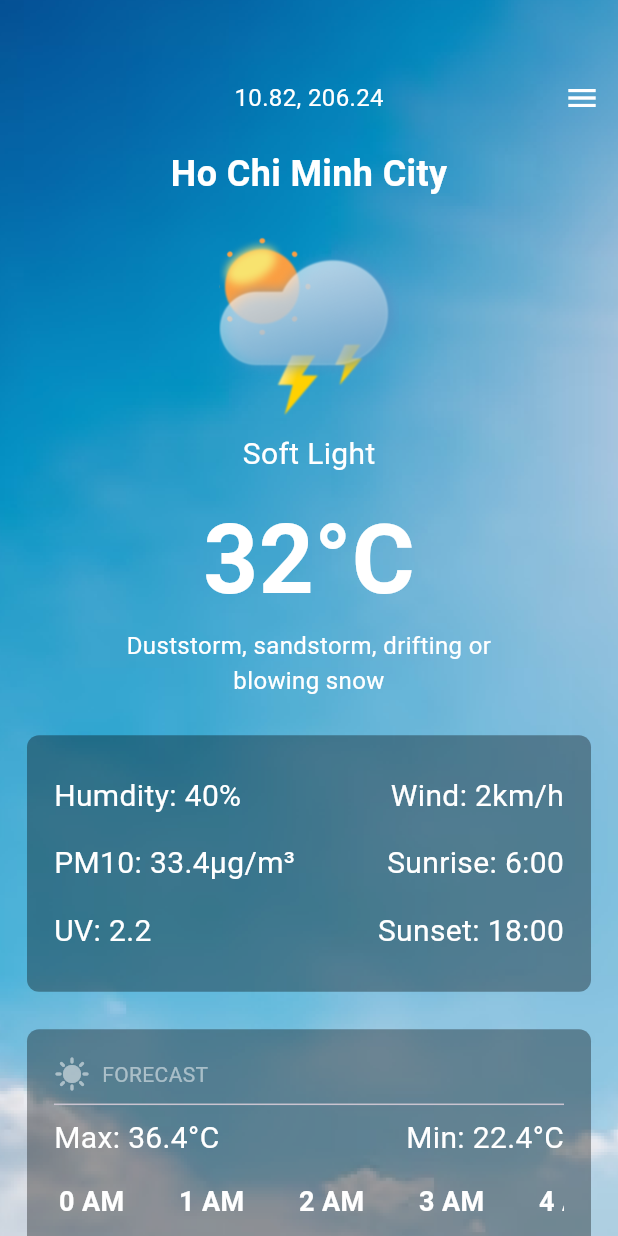
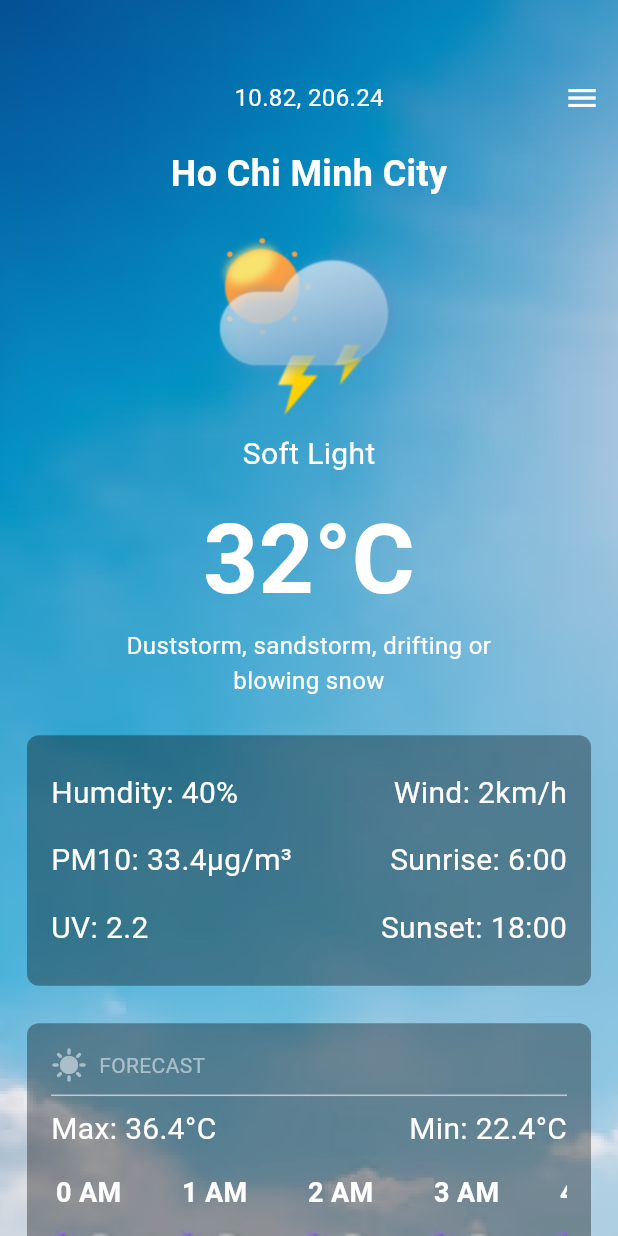
Before and after one commit to kanglee079/app-weather, a Flutter app: the screen it shows after launch, on a phone screen of 412 x 824 dp. Run offline on Flutter 3.47's test engine with Material 3 defaults, Android fonts, the phone set to English and light mode, and no system bars.

Commit message:
no message

```diff
--- a/lib/pages/weather_home_screen.dart
+++ b/lib/pages/weather_home_screen.dart
@@ -48,6 +48,7 @@ class WeatherHomeScreen extends StatelessWidget {
                 maxtemperature: "36.4°C",
                 mintemperature: "22.4°C",
               ),
+              const SizedBox(height: 50),
             ],
           ),
         ),
--- a/lib/widgets/infor_detail_weather_widget.dart
+++ b/lib/widgets/infor_detail_weather_widget.dart
@@ -23,7 +23,7 @@ class InforDetailWeatherWidget extends StatelessWidget {
     return Padding(
       padding: const EdgeInsets.symmetric(horizontal: 18),
       child: Container(
-        padding: const EdgeInsets.all(18),
+        padding: const EdgeInsets.all(16),
         decoration: BoxDecoration(
           color: Colors.black.withOpacity(0.35),
           borderRadius: BorderRadius.circular(8),
--- a/lib/widgets/infor_forecast_weather_widget.dart
+++ b/lib/widgets/infor_forecast_weather_widget.dart
@@ -15,7 +15,7 @@ class InforForecastWeatherWidget extends StatelessWidget {
     return Padding(
       padding: const EdgeInsets.symmetric(horizontal: 18),
       child: Container(
-        padding: const EdgeInsets.all(18),
+        padding: const EdgeInsets.all(16),
         decoration: BoxDecoration(
           color: Colors.black.withOpacity(0.35),
           borderRadius: BorderRadius.circular(8),
@@ -87,7 +87,7 @@ class HourItem extends StatelessWidget {
   @override
   Widget build(BuildContext context) {
     return Padding(
-      padding: const EdgeInsets.only(right: 30),
+      padding: const EdgeInsets.only(right: 34),
       child: Column(
         children: [
           Text(
```
